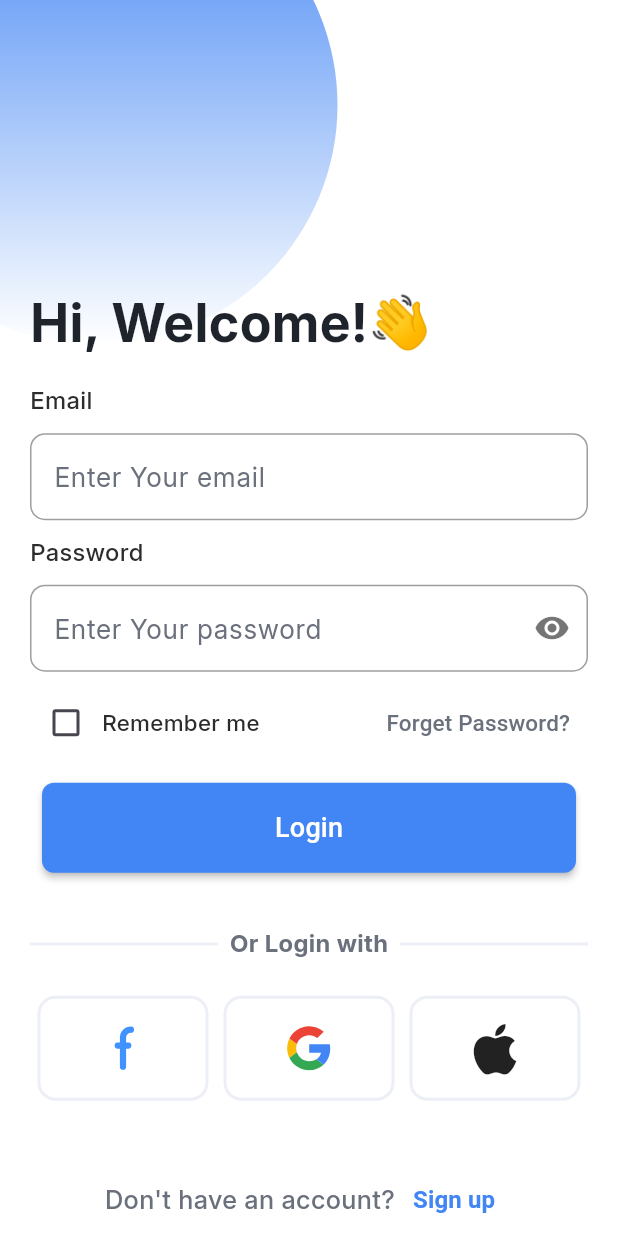
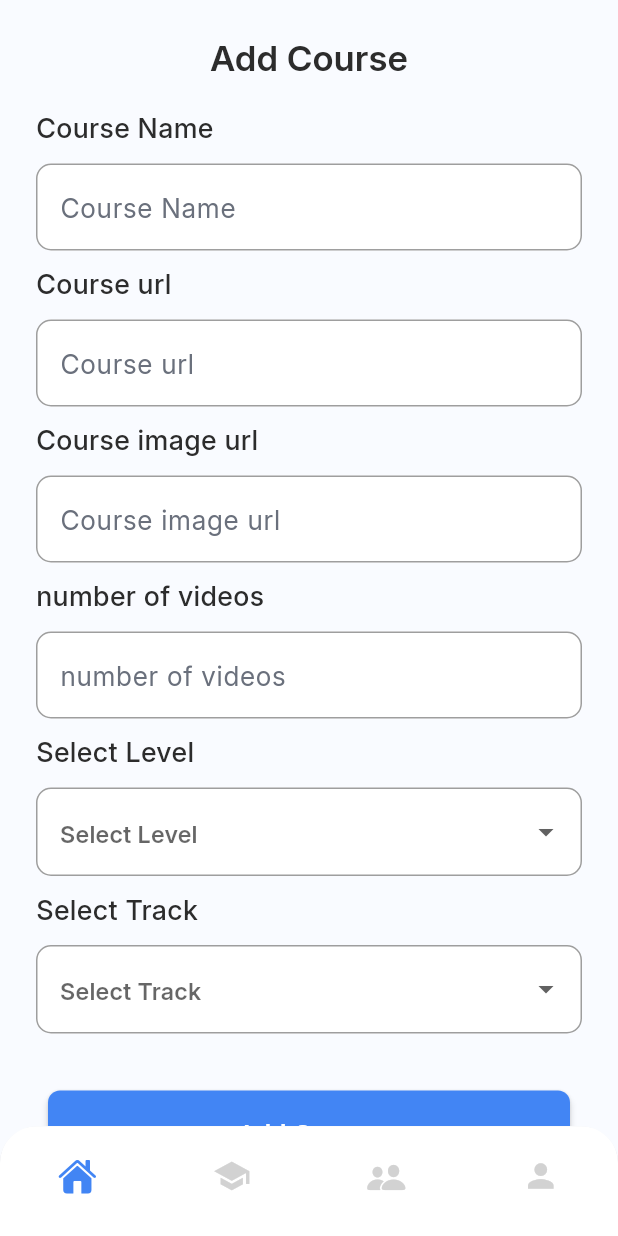
Before and after one commit to HabibaTamer9/smart_learning, a Flutter app: the screen it shows after launch, on a phone screen of 412 x 824 dp. Run offline on Flutter 3.47's test engine with Material 3 defaults, Android fonts, the phone set to English and light mode, and no system bars; our stand-ins replace cloud_firestore, firebase_auth, firebase_core, flutter_bloc, flutter_screenutil, flutter_svg and 4 more; missing offline and left inert: flutter_facebook_auth; accounts and stored records are empty.

Commit message:
add course screen

```diff
--- /dev/null
+++ b/lib/admin/features/add_course_screen/add_course_screen.dart
@@ -0,0 +1,244 @@
+import 'dart:async';
+
+import 'package:cloud_firestore/cloud_firestore.dart';
+import 'package:flutter/material.dart';
+import 'package:smart_learning/core/const/app_colors.dart';
+import 'package:smart_learning/core/widgets/custom_button.dart';
+import 'package:smart_learning/features/auth/login_screen/widgets/custom_text_field.dart';
+
+class AddCourseScreen extends StatelessWidget {
+  AddCourseScreen({super.key});
+
+  final TextEditingController nameController = TextEditingController();
+
+  final TextEditingController urlController = TextEditingController();
+
+  final TextEditingController imageController = TextEditingController();
+
+  final TextEditingController numberController = TextEditingController();
+
+  final GlobalKey<FormState> keyForm = GlobalKey<FormState>();
+
+  List<String> levels = ["Beginner", "Intermediate", "Advanced"];
+
+  List<String> tracks = ["mobile", "web", "uiux"];
+
+  String? selectedLevel;
+
+  String? selectedTrack;
+
+  clearText(){
+    nameController.clear();
+    urlController.clear();
+    imageController.clear();
+    numberController.clear();
+    selectedLevel = null;
+    selectedTrack = null;
+  }
+
+  Future<void> addCourse(BuildContext context) async {
+    showDialog(context: context, builder: (context) => Center(child: CircularProgressIndicator(),));
+    try{
+      await FirebaseFirestore.instance.collection(selectedTrack!).add({
+        'title': nameController.text,
+        'playlist': urlController.text,
+        'image': imageController.text,
+        'videosCount': numberController.text,
+        'level': selectedLevel,
+      });
+      Navigator.pop(context);
+      clearText();
+    }catch(e){
+      print(e);
+      Navigator.pop(context);
+    }
+  }
+
+  @override
+  Widget build(BuildContext context) {
+    return Scaffold(
+      body: SafeArea(
+        child: SingleChildScrollView(
+          child: Padding(
+            padding: const EdgeInsets.all(24.0),
+            child: Form(
+              key: keyForm,
+              child: Column(
+                crossAxisAlignment: CrossAxisAlignment.start,
+                children: [
+                  Center(
+                      child: Text("Add Course",
+                          style: Theme.of(context).textTheme.headlineLarge)),
+                  SizedBox(
+                    height: 20,
+                  ),
+                  Text(
+                    "Course Name",
+                    style: TextStyle(fontSize: 18, fontWeight: FontWeight.w500),
+                  ),
+                  CustomTextField(
+                      hintText: "Course Name",
+                      validator: (val) {
+                        if (val!.isEmpty) {
+                          return "Please Enter Course Name";
+                        }
+                        return null;
+                      },
+                      controller: nameController),
+                  Text(
+                    "Course url",
+                    style: TextStyle(fontSize: 18, fontWeight: FontWeight.w500),
+                  ),
+                  CustomTextField(
+                      hintText: "Course url",
+                      validator: (val) {
+                        if (val!.isEmpty) {
+                          return "Please Enter url";
+                        }
+                        return null;
+                      },
+                      controller: urlController),
+                  Text(
+                    "Course image url",
+                    style: TextStyle(fontSize: 18, fontWeight: FontWeight.w500),
+                  ),
+                  CustomTextField(
+                      hintText: "Course image url",
+                      validator: (val) {
+                        if (val!.isEmpty) {
+                          return "Please Enter Course image";
+                        }
+                        return null;
+                      },
+                      controller: imageController),
+                  Text(
+                    "number of videos",
+                    style: TextStyle(fontSize: 18, fontWeight: FontWeight.w500),
+                  ),
+                  CustomTextField(
+                      hintText: "number of videos",
+                      validator: (val) {
+                        if (val!.isEmpty) {
+                          return "Please Enter number of videos";
+                        }
+                        return null;
+                      },
+                      controller: numberController),
+                  Text(
+                    "Select Level",
+                    style: TextStyle(fontSize: 18, fontWeight: FontWeight.w500),
+                  ),
+                  Padding(
+                    padding: const EdgeInsets.symmetric(vertical: 10.0),
+                    child: DropdownButtonFormField<String>(
+                      value: selectedLevel,
+                      dropdownColor: Colors.white,
+                      decoration: InputDecoration(
+                        fillColor: Colors.white,
+                        filled: true,
+                        enabledBorder: OutlineInputBorder(
+                            borderSide: BorderSide(color: Colors.grey, width: 1),
+                            borderRadius: BorderRadius.circular(10)),
+                        focusedBorder: OutlineInputBorder(
+                            borderSide: BorderSide(color: AppColors.primaryColor, width: 1.4),
+                            borderRadius: BorderRadius.circular(10)),
+                        errorBorder: OutlineInputBorder(
+                          borderRadius: BorderRadius.circular(10),
+                          borderSide: BorderSide(color: Colors.red.shade900, width: 1),
+                        ),
+                        focusedErrorBorder: OutlineInputBorder(
+                          borderSide: BorderSide(color: Colors.red.shade900, width: 1),
+                          borderRadius: BorderRadius.circular(10),
+                        ),
+                        errorStyle: TextStyle(fontSize: 15, fontWeight: FontWeight.w500),
+                        hintText: "Select Level",
+                        hintStyle: TextStyle(color: Color(0xff6A707C)),
+                        suffixIconColor: Color(0xff6A707C),
+                      ),
+                      items: levels.map((item) {
+                        return DropdownMenuItem(
+                          value: item,
+                          child: Text(item),
+                        );
+                      }).toList(),
+                      onChanged: (value) {
+                        selectedLevel = value;
+                      },
+                      validator: (value) {
+                        if (value == null) {
+                          return "Please Select Level";
+                        }
+                        return null;
+                      },
+                    ),
+                  ),
+
+                  Text(
+                    "Select Track",
+                    style: TextStyle(fontSize: 18, fontWeight: FontWeight.w500),
+                  ),
+                  Padding(
+                    padding: const EdgeInsets.symmetric(vertical: 10.0),
+                    child: DropdownButtonFormField<String>(
+                      value: selectedTrack,
+                      dropdownColor: Colors.white,
+                      decoration: InputDecoration(
+                        fillColor: Colors.white,
+                        filled: true,
+                        enabledBorder: OutlineInputBorder(
+                            borderSide: BorderSide(color: Colors.grey, width: 1),
+                            borderRadius: BorderRadius.circular(10)),
+                        focusedBorder: OutlineInputBorder(
+                            borderSide: BorderSide(color: AppColors.primaryColor, width: 1.4),
+                            borderRadius: BorderRadius.circular(10)),
+                        errorBorder: OutlineInputBorder(
+                          borderRadius: BorderRadius.circular(10),
+                          borderSide: BorderSide(color: Colors.red.shade900, width: 1),
+                        ),
+                        focusedErrorBorder: OutlineInputBorder(
+                          borderSide: BorderSide(color: Colors.red.shade900, width: 1),
+                          borderRadius: BorderRadius.circular(10),
+                        ),
+                        errorStyle: TextStyle(fontSize: 15, fontWeight: FontWeight.w500),
+                        hintText: "Select Track",
+                        hintStyle: TextStyle(color: Color(0xff6A707C)),
+                        suffixIconColor: Color(0xff6A707C),
+                      ),
+                      items: tracks.map((item) {
+                        return DropdownMenuItem(
+                          value: item,
+                          child: Text(item),
+                        );
+                      }).toList(),
+                      onChanged: (value) {
+                        selectedTrack = value;
+                      },
+                      validator: (value) {
+                        if (value == null) {
+                          return "Please Select Track";
+                        }
+                        return null;
+                      },
+                    ),
+                  ),
+                  SizedBox(
+                    height: 20,
+                  ),
+                  CustomButton(
+                    text: "Add Course",
+                    onPressed: () async{
+                      if (keyForm.currentState!.validate()) {
+                        await addCourse(context);
+
+                      }
+                    },
+                  )
+                ],
+              ),
+            ),
+          ),
+        ),
+      ),
+    );
+  }
+}
--- /dev/null
+++ b/lib/admin/features/main_screen/admin_main_screen.dart
@@ -0,0 +1,64 @@
+import 'package:flutter/cupertino.dart';
+import 'package:flutter/material.dart';
+import 'package:flutter_screenutil/flutter_screenutil.dart';
+import 'package:smart_learning/admin/features/add_course_screen/add_course_screen.dart';
+import 'package:smart_learning/core/const/app_colors.dart';
+
+class AdminMainScreen extends StatefulWidget {
+  const AdminMainScreen({super.key});
+
+  @override
+  State<AdminMainScreen> createState() => _AdminMainScreenState();
+}
+
+class _AdminMainScreenState extends State<AdminMainScreen> {
+  int currentIndex = 0;
+
+  List<Widget> screens = [
+    AddCourseScreen(),
+    Container(),
+    Container(),
+    Container(),
+  ];
+
+
+  @override
+  Widget build(BuildContext context) {
+    return Scaffold(
+      body: screens[currentIndex],
+      bottomNavigationBar: SizedBox(
+        height: 75.h,
+        child: ClipRRect(
+          borderRadius: BorderRadius.only(
+              topLeft: Radius.circular(25.r), topRight: Radius.circular(25.r)),
+          child: BottomNavigationBar(
+              currentIndex: currentIndex,
+              onTap: (value) {
+                setState(() {
+                  currentIndex = value;
+                });
+              },
+              backgroundColor: Theme.of(context).cardColor,
+              type: BottomNavigationBarType.fixed,
+              showSelectedLabels: false,
+              showUnselectedLabels: false,
+              selectedIconTheme:
+              IconThemeData(color: AppColors.primaryColor, size: 26.sp),
+              unselectedIconTheme:
+              IconThemeData(color: AppColors.thirdTextColor, size: 26.sp),
+              items: [
+                BottomNavigationBarItem(
+                    icon: Icon(CupertinoIcons.house_fill), label: "house"),
+                BottomNavigationBarItem(
+                    icon: Icon(Icons.school), label: "school"),
+                BottomNavigationBarItem(
+                    icon: Icon(CupertinoIcons.person_2_fill),
+                    label: "students"),
+                BottomNavigationBarItem(
+                    icon: Icon(Icons.person), label: "person"),
+              ]),
+        ),
+      ),
+    );
+  }
+}
--- a/lib/features/auth/signup_screen/signup_cubit/signup_cubit.dart
+++ b/lib/features/auth/signup_screen/signup_cubit/signup_cubit.dart
@@ -54,7 +54,7 @@ class SignupCubit extends Cubit<SignupState> {
         }
       }
     } on FirebaseAuthException catch (e) {
-      String errorMessage = 'Erorr on create account';
+      String errorMessage = 'Error on create account';
       if (e.code == 'weak-password') {
         errorMessage = 'The password provided is too weak.';
       } else if (e.code == 'email-already-in-use') {
--- a/lib/main.dart
+++ b/lib/main.dart
@@ -1,6 +1,7 @@
 import 'package:firebase_core/firebase_core.dart';
 import 'package:flutter/material.dart';
 import 'package:flutter_screenutil/flutter_screenutil.dart';
+import 'package:smart_learning/admin/features/main_screen/admin_main_screen.dart';
 import 'package:smart_learning/core/theme_data.dart';
 import 'package:smart_learning/features/auth/login_screen/login.dart';
 
@@ -30,7 +31,7 @@ class MyApp extends StatelessWidget {
             title: 'Flutter Demo',
             debugShowCheckedModeBanner: false,
             theme: AppThemeData.lightTheme,
-            home:Login()
+            home:AdminMainScreen()
           );
         });
   }
```
